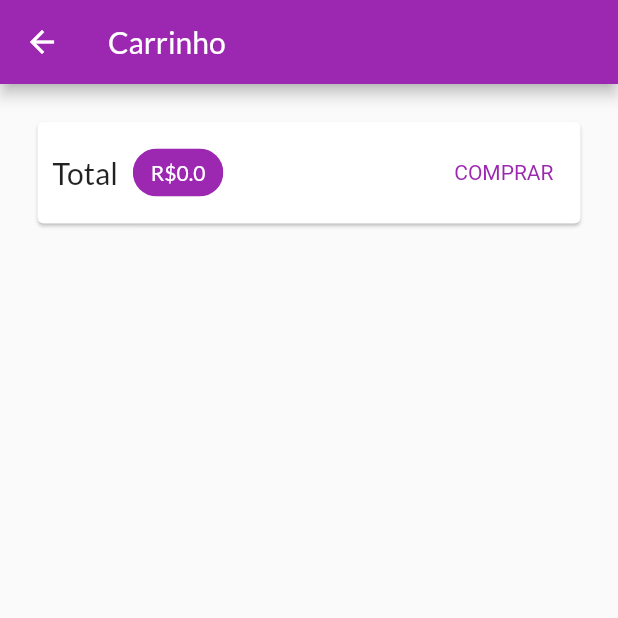
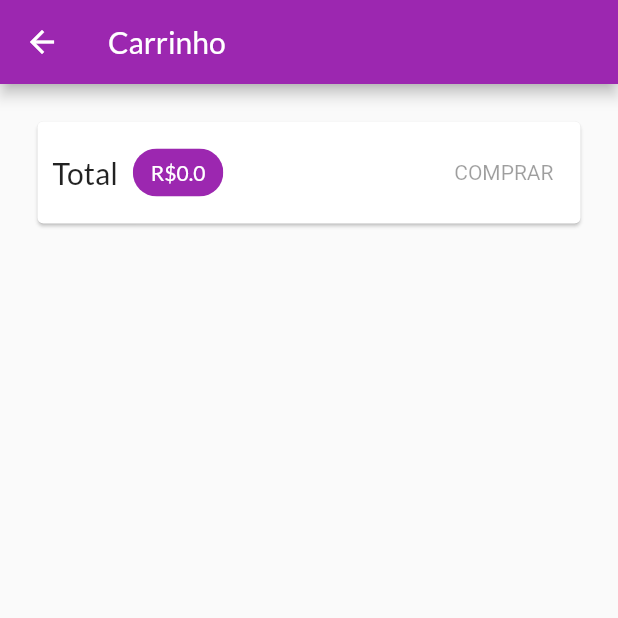
Before and after one commit to mateusdiasherculano/myStore, a Flutter app: the CartScreen screen opened by its route, on a phone screen of 412 x 824 dp, the top half of it. Run offline on Flutter 3.47's test engine with Material 2 defaults, Android fonts, the phone set to English and light mode, and no system bars; network calls fail.

Commit message:
atualização diaria

```diff
--- a/lib/screens/cart_screen.dart
+++ b/lib/screens/cart_screen.dart
@@ -46,21 +46,7 @@ class CartScreen extends StatelessWidget {
                     ),
                   ),
                   const Spacer(),
-                  TextButton(
-                    style: TextButton.styleFrom(
-                      textStyle: TextStyle(
-                          color: Theme.of(context).colorScheme.primary),
-                    ),
-                    onPressed: () {
-                      Provider.of<OrderList>(
-                        context,
-                        listen: false,
-                      ).addOrder(cart);
-
-                      cart.clear();
-                    },
-                    child: const Text('COMPRAR'),
-                  )
+                  CartButton(cart: cart)
                 ],
               ),
             ),
@@ -76,3 +62,43 @@ class CartScreen extends StatelessWidget {
     );
   }
 }
+
+class CartButton extends StatefulWidget {
+  const CartButton({
+    Key? key,
+    required this.cart,
+  }) : super(key: key);
+
+  final Cart cart;
+
+  @override
+  State<CartButton> createState() => _CartButtonState();
+}
+
+class _CartButtonState extends State<CartButton> {
+  bool _isLoading = false;
+  @override
+  Widget build(BuildContext context) {
+    return _isLoading
+        ? const CircularProgressIndicator()
+        : TextButton(
+            style: TextButton.styleFrom(
+              textStyle:
+                  TextStyle(color: Theme.of(context).colorScheme.primary),
+            ),
+            onPressed: widget.cart.itemsCount == 0
+                ? null
+                : () async {
+                    setState(() => _isLoading = true);
+                    await Provider.of<OrderList>(
+                      context,
+                      listen: false,
+                    ).addOrder(widget.cart);
+
+                    widget.cart.clear();
+                    setState(() => _isLoading = false);
+                  },
+            child: const Text('COMPRAR'),
+          );
+  }
+}
--- a/lib/screens/product_form_screen.dart
+++ b/lib/screens/product_form_screen.dart
@@ -1,4 +1,3 @@
-
 import 'package:flutter/material.dart';
 import 'package:flutter/src/foundation/key.dart';
 import 'package:flutter/src/widgets/framework.dart';
@@ -74,7 +73,7 @@ class _ProductFormPageState extends State<ProductFormPage> {
 
     _formKey.currentState?.save();
 
-    setState(() =>_isLoading = true);
+    setState(() => _isLoading = true);
 
     try {
       await Provider.of<ProductList>(
@@ -85,7 +84,7 @@ class _ProductFormPageState extends State<ProductFormPage> {
       await showDialog<void>(
         context: context,
         builder: (context) => AlertDialog(
-          title:  const Text('Ocorreu um erro!'),
+          title: const Text('Ocorreu um erro!'),
           content: const Text('Ocorreu um erro para salvar o produto.'),
           actions: [
             TextButton(
@@ -123,7 +122,6 @@ class _ProductFormPageState extends State<ProductFormPage> {
                 key: _formKey,
                 child: ListView(
                   children: [
-
                     TextFormField(
                       initialValue: _formData['name']?.toString(),
                       decoration: const InputDecoration(labelText: 'Nome'),
--- a/lib/utils/constantes.dart
+++ b/lib/utils/constantes.dart
@@ -1,3 +1,7 @@
 class Constants {
-  static const PRODUCT_BASE_URL = 'https://shop-cod3r-f69a6-default-rtdb.firebaseio.com/products';
+  static const PRODUCT_BASE_URL =
+      'https://shop-cod3r-f69a6-default-rtdb.firebaseio.com/products';
+
+  static const ORDER_BASE_URL =
+      'https://shop-cod3r-f69a6-default-rtdb.firebaseio.com/orders';
 }
```
Also changed, not shown: lib/models/order_list.dart (+26 -3 lines). Lines whose indentation alone changed are shown as unchanged.
